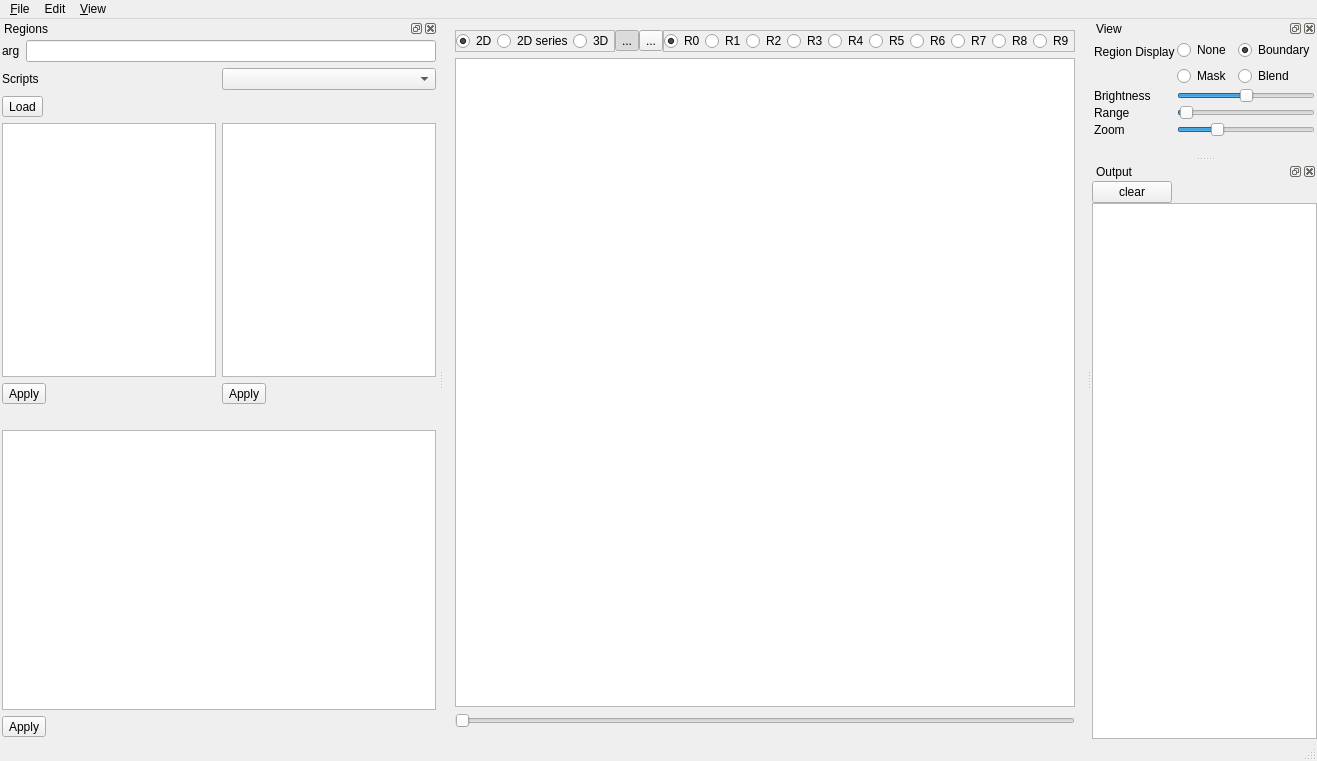
The window that mainwindow.ui (frankyeh/imageA) describes before a commit, drawn with Qt 5.
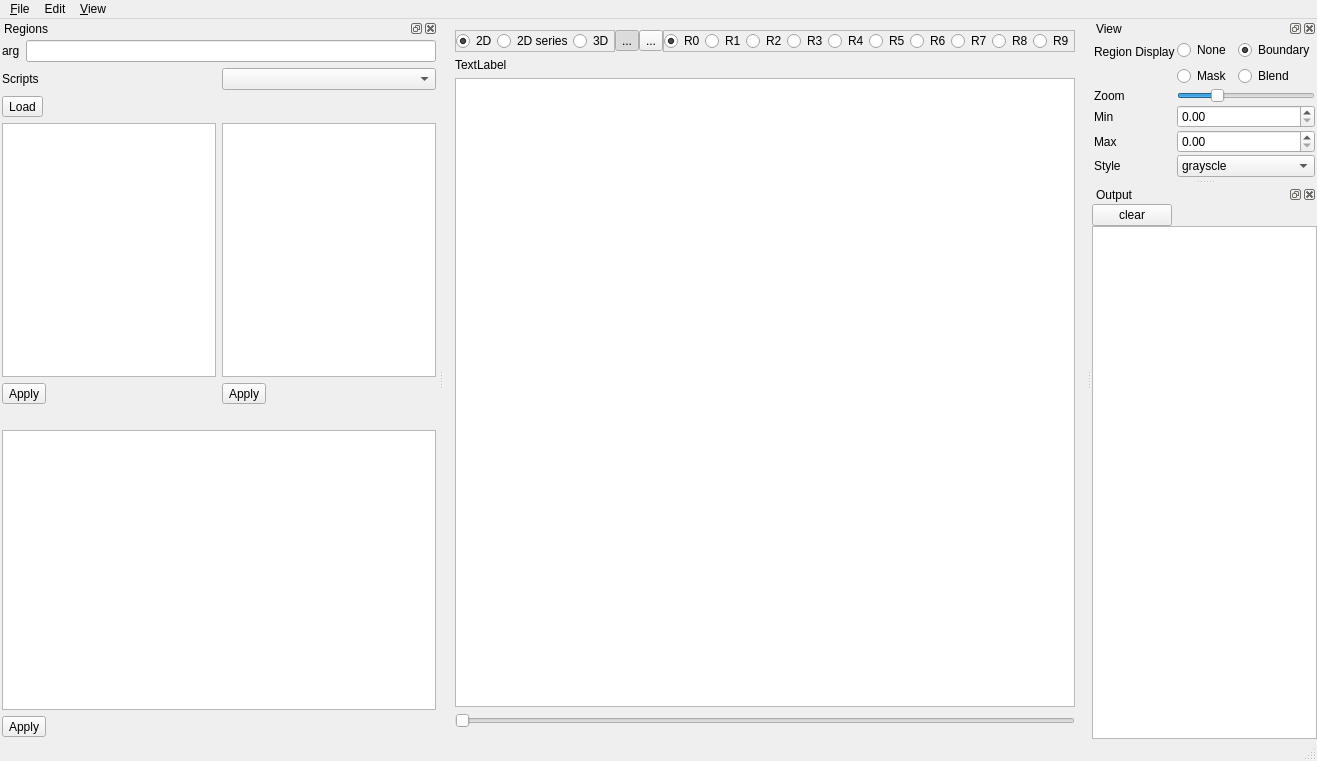
The same window after the commit. Icons and pictures are not drawn.

```diff
--- a/mainwindow.ui
+++ b/mainwindow.ui
@@ -215,6 +215,13 @@
       </item>
      </layout>
     </item>
+    <item>
+     <widget class="QLabel" name="label_7">
+      <property name="text">
+       <string>TextLabel</string>
+      </property>
+     </widget>
+    </item>
     <item>
      <widget class="QGraphicsView" name="graphicsView"/>
     </item>
@@ -404,13 +411,13 @@
    <property name="minimumSize">
     <size>
      <width>222</width>
-     <height>137</height>
+     <height>159</height>
     </size>
    </property>
    <property name="maximumSize">
     <size>
      <width>524287</width>
-     <height>300</height>
+     <height>350</height>
     </size>
    </property>
    <property name="windowTitle">
@@ -421,6 +428,9 @@
    </attribute>
    <widget class="QWidget" name="dockWidgetContents_2">
     <layout class="QFormLayout" name="formLayout">
+     <property name="fieldGrowthPolicy">
+      <enum>QFormLayout::AllNonFixedFieldsGrow</enum>
+     </property>
      <property name="horizontalSpacing">
       <number>2</number>
      </property>
@@ -430,69 +440,6 @@
      <property name="margin">
       <number>2</number>
      </property>
-     <item row="3" column="0">
-      <widget class="QLabel" name="label">
-       <property name="text">
-        <string>Brightness</string>
-       </property>
-      </widget>
-     </item>
-     <item row="3" column="1">
-      <widget class="QSlider" name="brightness">
-       <property name="minimum">
-        <number>-128</number>
-       </property>
-       <property name="maximum">
-        <number>127</number>
-       </property>
-       <property name="orientation">
-        <enum>Qt::Horizontal</enum>
-       </property>
-      </widget>
-     </item>
-     <item row="4" column="0">
-      <widget class="QLabel" name="label_2">
-       <property name="text">
-        <string>Range</string>
-       </property>
-      </widget>
-     </item>
-     <item row="4" column="1">
-      <widget class="QSlider" name="dynamic_range">
-       <property name="maximum">
-        <number>8000</number>
-       </property>
-       <property name="value">
-        <number>128</number>
-       </property>
-       <property name="orientation">
-        <enum>Qt::Horizontal</enum>
-       </property>
-      </widget>
-     </item>
-     <item row="5" column="0">
-      <widget class="QLabel" name="label_3">
-       <property name="text">
-        <string>Zoom</string>
-       </property>
-      </widget>
-     </item>
-     <item row="5" column="1">
-      <widget class="QSlider" name="display_ratio">
-       <property name="minimum">
-        <number>1</number>
-       </property>
-       <property name="maximum">
-        <number>16</number>
-       </property>
-       <property name="value">
-        <number>5</number>
-       </property>
-       <property name="orientation">
-        <enum>Qt::Horizontal</enum>
-       </property>
-      </widget>
-     </item>
      <item row="2" column="0">
       <widget class="QLabel" name="label_11">
        <property name="text">
@@ -535,6 +482,70 @@
        </item>
       </layout>
      </item>
+     <item row="3" column="0">
+      <widget class="QLabel" name="label_3">
+       <property name="text">
+        <string>Zoom</string>
+       </property>
+      </widget>
+     </item>
+     <item row="3" column="1">
+      <widget class="QSlider" name="display_ratio">
+       <property name="minimum">
+        <number>1</number>
+       </property>
+       <property name="maximum">
+        <number>16</number>
+       </property>
+       <property name="value">
+        <number>5</number>
+       </property>
+       <property name="orientation">
+        <enum>Qt::Horizontal</enum>
+       </property>
+      </widget>
+     </item>
+     <item row="4" column="0">
+      <widget class="QLabel" name="label">
+       <property name="text">
+        <string>Min</string>
+       </property>
+      </widget>
+     </item>
+     <item row="5" column="0">
+      <widget class="QLabel" name="label_2">
+       <property name="text">
+        <string>Max</string>
+       </property>
+      </widget>
+     </item>
+     <item row="4" column="1">
+      <widget class="QDoubleSpinBox" name="min_value"/>
+     </item>
+     <item row="5" column="1">
+      <widget class="QDoubleSpinBox" name="max_value"/>
+     </item>
+     <item row="6" column="0">
+      <widget class="QLabel" name="label_8">
+       <property name="text">
+        <string>Style</string>
+       </property>
+      </widget>
+     </item>
+     <item row="6" column="1">
+      <widget class="QComboBox" name="style">
+       <item>
+        <property name="text">
+         <string>grayscle</string>
+        </property>
+       </item>
+       <item>
+        <property name="text">
+         <string>color</string>
+        </property>
+       </item>
+      </widget>
+     </item>
     </layout>
    </widget>
   </widget>
@@ -545,6 +556,12 @@
      <height>174</height>
     </size>
    </property>
+   <property name="maximumSize">
+    <size>
+     <width>524287</width>
+     <height>524287</height>
+    </size>
+   </property>
    <property name="windowTitle">
     <string>Output</string>
    </property>
```
